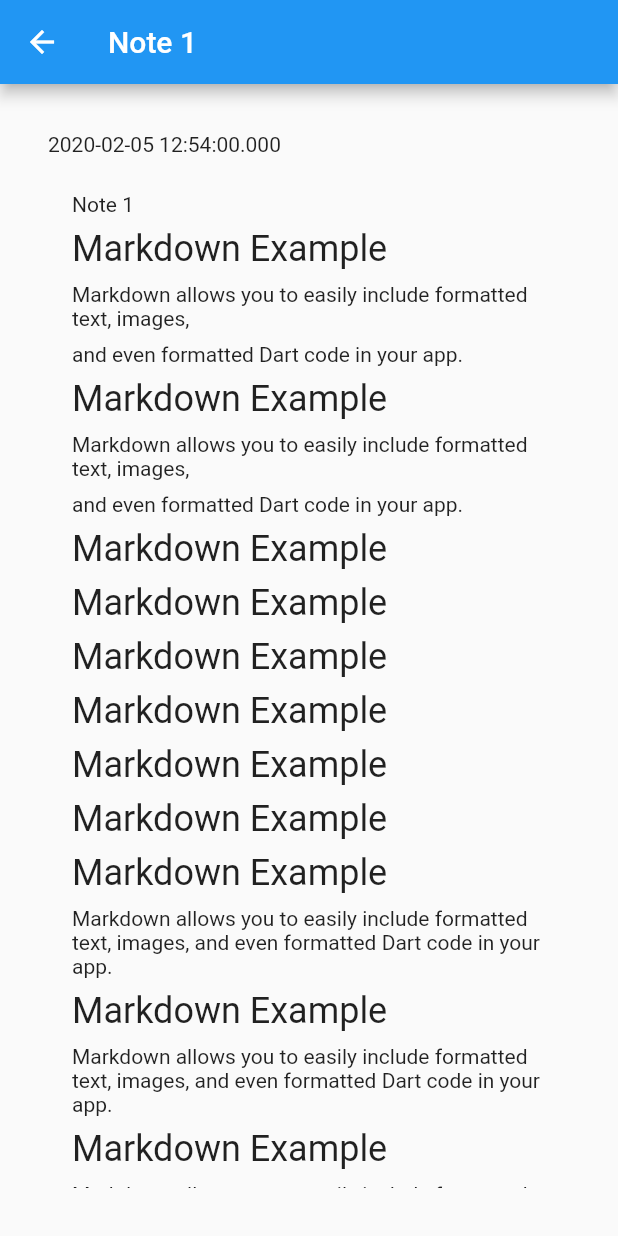
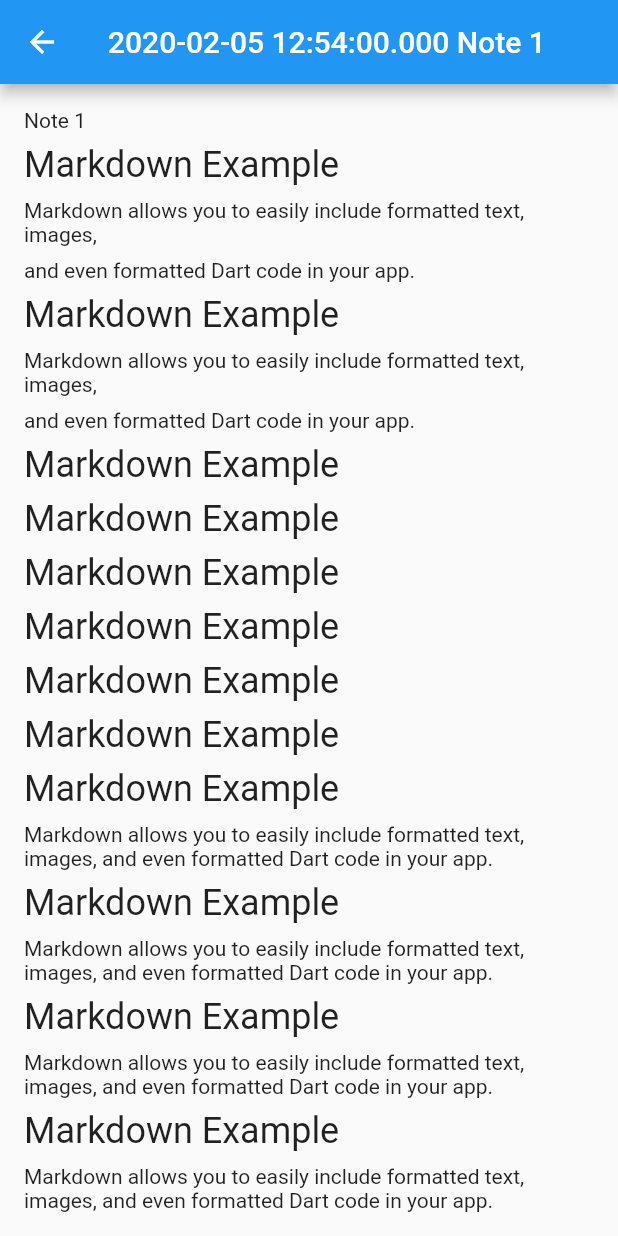
Before and after one commit to iowise/jrnl-mobile, a Flutter app: the screen it shows after launch, after a tap on "Note 1", on a phone screen of 412 x 824 dp. Run offline on Flutter 3.47's test engine with Material 2 defaults, Android fonts, the phone set to English and light mode, and no system bars; our stand-ins replace flutter_markdown.

Commit message:
Simplify the detail screen
This changes removes the redundant layout on the detail screen.

```diff
--- a/lib/main.dart
+++ b/lib/main.dart
@@ -64,27 +64,10 @@ class JournalState extends State<Journal> {
     Navigator.of(context)
         .push(MaterialPageRoute<void>(builder: (BuildContext context) {
       return Scaffold(
-        // Add 6 lines from here...
         appBar: AppBar(
-          title: Text(record.title),
+          title: Text(record.createdAt.toString() + ' ' + record.title),
         ),
-        body: Container(
-          padding: const EdgeInsets.all(32),
-          child: Column(
-            children: [
-              Row(
-                crossAxisAlignment: CrossAxisAlignment.start,
-                children: [
-                  Container(
-                    padding: const EdgeInsets.only(bottom: 8),
-                    child: Text(record.createdAt.toString())
-                  ),
-                ],
-              ),
-              Expanded(child: Markdown(data: record.fullContent))
-            ],
-          ),
-        )
+        body: Markdown(data: record.fullContent)
       );
     }));
   }
```
